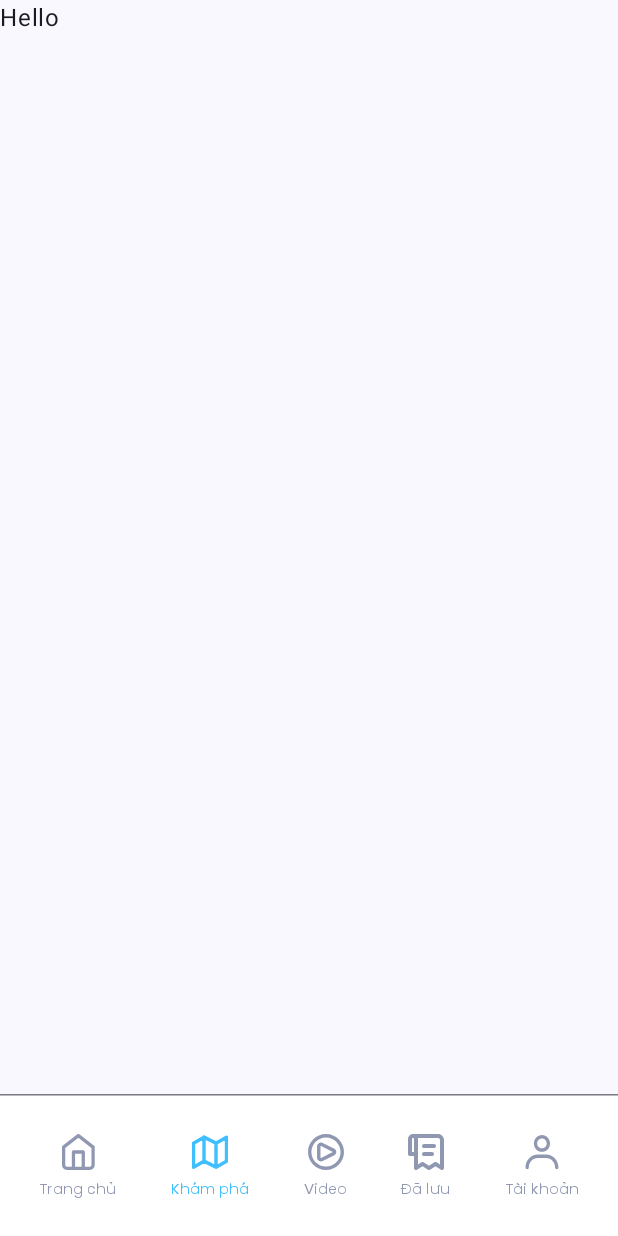
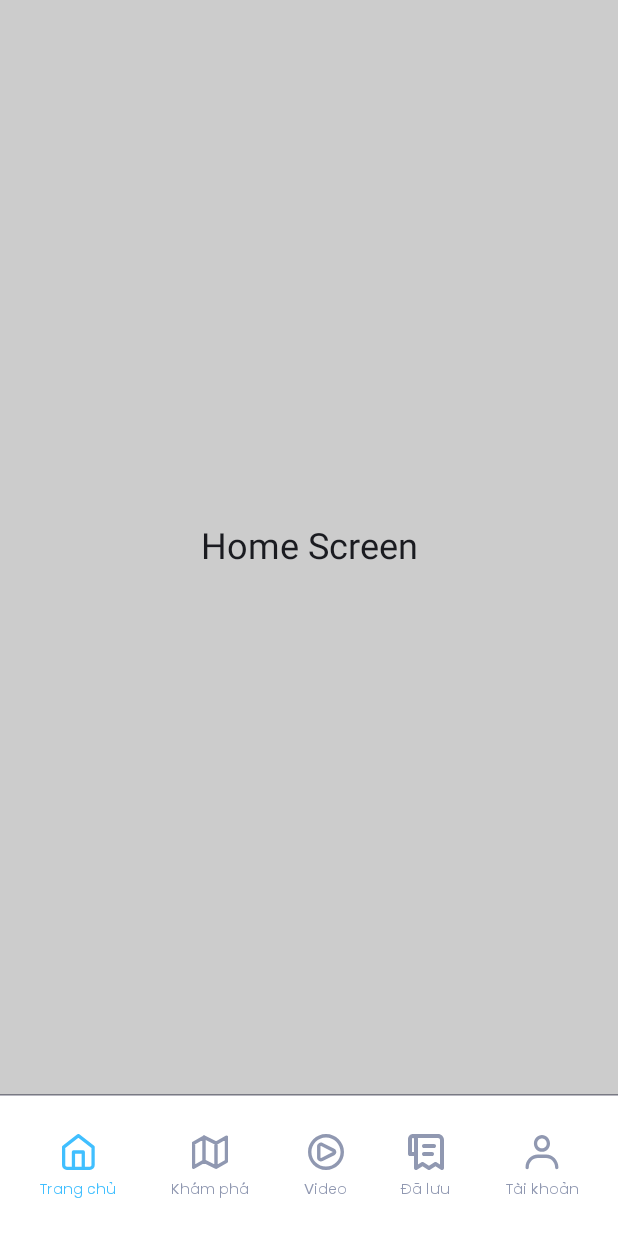
Before and after one commit to ng-he/GoGoViet, an Android app built with Jetpack Compose: the screen it shows after launch (MainActivity), on a phone screen of 412 x 824 dp. Run offline under Robolectric (Android 15) with nearby library versions, the phone set to English and light mode, and no system bars; Roboto replaces fonts that are not available here.

Commit message:
master update

```diff
--- a/app/build.gradle.kts
+++ b/app/build.gradle.kts
@@ -50,7 +50,6 @@ android {
 }
 
 dependencies {
-
     implementation(libs.androidx.core.ktx)
     implementation(libs.androidx.lifecycle.runtime.ktx)
     implementation(libs.androidx.activity.compose)
@@ -66,4 +65,6 @@ dependencies {
     androidTestImplementation(libs.androidx.ui.test.junit4)
     debugImplementation(libs.androidx.ui.tooling)
     debugImplementation(libs.androidx.ui.test.manifest)
+
+    implementation(libs.androidx.navigation.compose)
 }
--- a/app/src/main/java/com/example/gogoviet/MainActivity.kt
+++ b/app/src/main/java/com/example/gogoviet/MainActivity.kt
@@ -8,7 +8,9 @@ import androidx.activity.enableEdgeToEdge
 import androidx.compose.foundation.BorderStroke
 import androidx.compose.foundation.background
 import androidx.compose.foundation.border
+import androidx.compose.foundation.clickable
 import androidx.compose.foundation.layout.Arrangement
+import androidx.compose.foundation.layout.Box
 import androidx.compose.foundation.layout.Column
 import androidx.compose.foundation.layout.Row
 import androidx.compose.foundation.layout.Spacer
@@ -30,6 +32,7 @@ import androidx.compose.material3.Scaffold
 import androidx.compose.material3.Shapes
 import androidx.compose.material3.Text
 import androidx.compose.runtime.Composable
+import androidx.compose.runtime.getValue
 import androidx.compose.runtime.mutableStateOf
 import androidx.compose.runtime.remember
 import androidx.compose.ui.Alignment
@@ -47,18 +50,26 @@ import androidx.compose.ui.tooling.preview.Preview
 import androidx.compose.ui.unit.dp
 import androidx.compose.ui.unit.sp
 import com.example.gogoviet.ui.theme.*
+import androidx.navigation.NavHostController
+import androidx.navigation.compose.NavHost
+import androidx.navigation.compose.composable
+import androidx.navigation.compose.currentBackStackEntryAsState
+import androidx.navigation.compose.rememberNavController
+
 
 class MainActivity : ComponentActivity() {
     override fun onCreate(savedInstanceState: Bundle?) {
         super.onCreate(savedInstanceState)
         enableEdgeToEdge()
         setContent {
+
             GoGoVietTheme {
+                val navController = rememberNavController()
                 Scaffold (
-                    bottomBar = { Menu() },
+                    bottomBar = { Menu(navController) },
                     modifier = Modifier.fillMaxSize()
                 ) {
-                        innerPadding -> Home(Modifier.padding(innerPadding))
+                    innerPadding -> NavigationHost(navController, Modifier.padding(innerPadding))
                 }
             }
         }
@@ -66,12 +77,58 @@ class MainActivity : ComponentActivity() {
 }
 
 @Composable
-fun Home(modifier: Modifier = Modifier) {
-    Text(text = "Hello", modifier = modifier)
+fun NavigationHost(navController: NavHostController, modifier: Modifier = Modifier) {
+    NavHost(navController, startDestination = "home", modifier = modifier) {
+        composable("home") { HomeScreen() }
+        composable("explore") { ExploreScreen() }
+        composable("video") { VideoScreen() }
+        composable("saved") { SavedScreen() }
+        composable("account") { AccountScreen() }
+    }
 }
 
 @Composable
-fun Menu() {
+fun HomeScreen() {
+    ScreenContent("Home Screen")
+}
+
+@Composable
+fun ExploreScreen() {
+    ScreenContent("Explore Screen")
+}
+
+@Composable
+fun VideoScreen() {
+    ScreenContent("Video Screen")
+}
+
+@Composable
+fun SavedScreen() {
+    ScreenContent("Saved Screen")
+}
+
+@Composable
+fun AccountScreen() {
+    ScreenContent("Account Screen")
+}
+
+@Composable
+fun ScreenContent(title: String) {
+    Box(
+        modifier = Modifier
+            .fillMaxSize()
+            .background(Color.LightGray),
+        contentAlignment = Alignment.Center
+    ) {
+        Text(text = title, style = TextStyle(fontSize = 24.sp))
+    }
+}
+
+@Composable
+fun Menu(navController: NavHostController) {
+    val currentBackStackEntry by navController.currentBackStackEntryAsState()
+    val currentRoute = currentBackStackEntry?.destination?.route
+
     Column {
         HorizontalDivider(thickness = 1.dp)
         Row(
@@ -83,23 +140,48 @@ fun Menu() {
                 .background(Color.White)
                 .padding(horizontal = 8.dp)
         ) {
-            MenuItem(icon = ImageVector.vectorResource(id = R.drawable.ic_home), name = "Trang chủ")
-            MenuItem(icon = ImageVector.vectorResource(id = R.drawable.ic_map), name = "Khám phá", active = true)
-            MenuItem(icon = ImageVector.vectorResource(id = R.drawable.ic_video), name = "Video")
-            MenuItem(icon = ImageVector.vectorResource(id = R.drawable.ic_saved), name = "Đã lưu")
-            MenuItem(icon = ImageVector.vectorResource(id = R.drawable.ic_account), name = "Tài khoản")
+            MenuItem(
+                icon = ImageVector.vectorResource(id = R.drawable.ic_home),
+                name = "Trang chủ",
+                active = currentRoute == "home",
+                onClick = { navController.navigate("home") }
+            )
+            MenuItem(
+                icon = ImageVector.vectorResource(id = R.drawable.ic_map),
+                name = "Khám phá",
+                active = currentRoute == "explore",
+                onClick = { navController.navigate("explore") }
+            )
+            MenuItem(
+                icon = ImageVector.vectorResource(id = R.drawable.ic_video),
+                name = "Video",
+                active = currentRoute == "video",
+                onClick = { navController.navigate("video") }
+            )
+            MenuItem(
+                icon = ImageVector.vectorResource(id = R.drawable.ic_saved),
+                name = "Đã lưu",
+                active = currentRoute == "saved",
+                onClick = { navController.navigate("saved") }
+            )
+            MenuItem(
+                icon = ImageVector.vectorResource(id = R.drawable.ic_account),
+                name = "Tài khoản",
+                active = currentRoute == "account",
+                onClick = { navController.navigate("account") }
+            )
         }
     }
-
 }
 
 @Composable
-fun MenuItem(icon: ImageVector, name: String, active: Boolean = false) {
+fun MenuItem(icon: ImageVector, name: String, active: Boolean, onClick: () -> Unit) {
     Column (
         horizontalAlignment = Alignment.CenterHorizontally,
         modifier = Modifier
             .padding(10.dp)
             .wrapContentWidth()
+            .clickable { onClick() }
     ) {
         val colorId = if (active) R.color.teal1 else R.color.gray1
 
--- a/gradle/libs.versions.toml
+++ b/gradle/libs.versions.toml
@@ -8,9 +8,11 @@ espressoCore = "3.6.1"
 lifecycleRuntimeKtx = "2.8.7"
 activityCompose = "1.9.3"
 composeBom = "2024.04.01"
+navigationCompose = "2.8.5"
 
 [libraries]
 androidx-core-ktx = { group = "androidx.core", name = "core-ktx", version.ref = "coreKtx" }
+androidx-navigation-compose = { module = "androidx.navigation:navigation-compose", version.ref = "navigationCompose" }
 junit = { group = "junit", name = "junit", version.ref = "junit" }
 androidx-junit = { group = "androidx.test.ext", name = "junit", version.ref = "junitVersion" }
 androidx-espresso-core = { group = "androidx.test.espresso", name = "espresso-core", version.ref = "espressoCore" }
```
